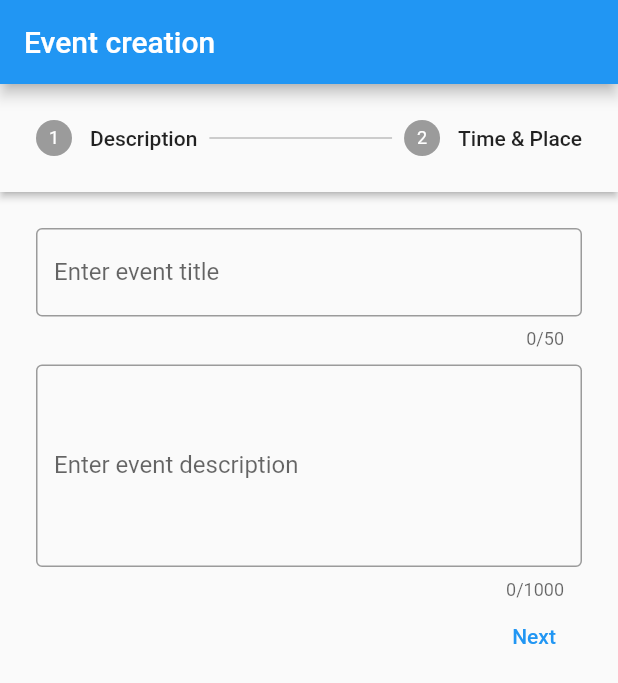
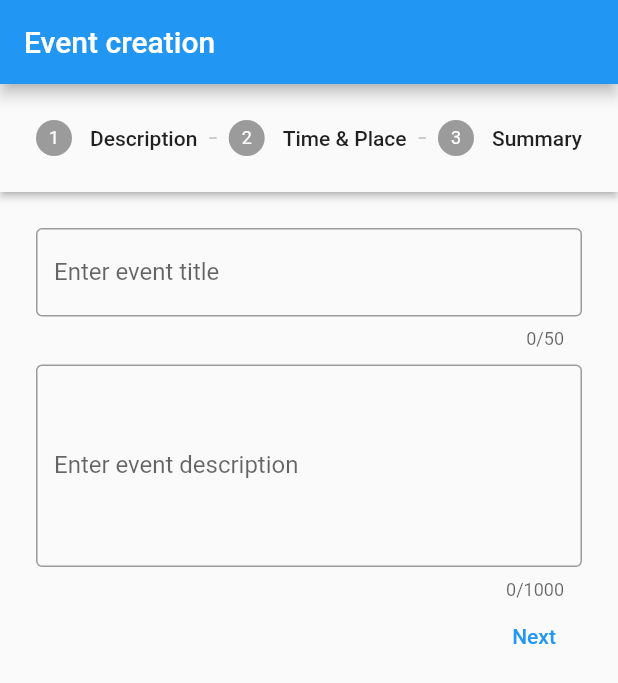
Before and after one commit to kontentbuzdygan/event-app-frontend, a Flutter app: the CreateEventScreen screen opened by its route, after a tap on "Next", on a phone screen of 412 x 824 dp. Shown: the top 683 px of the screen. Run offline on Flutter 3.47's test engine with Material 2 defaults, Android fonts, the light colour scheme and no system bars; drawn by our look-alikes of flutter_form_builder; our stand-ins replace flutter_dotenv, flutter_secure_storage, form_validator, go_router; accounts and stored records are empty; statements that could not run were skipped.

Commit message:
summary step

```diff
--- a/lib/features/event/create-event-steps/description_step.dart
+++ b/lib/features/event/create-event-steps/description_step.dart
@@ -25,7 +25,7 @@ class _State extends State<DescriptionStep> {
       child: Column(
         children: <Widget>[
           FormBuilderTextField(
-            name: "dupa",
+            name: "title",
             autovalidateMode: AutovalidateMode.onUserInteraction,
             controller: widget.titleController,
             maxLength: 50,
--- /dev/null
+++ b/lib/features/event/create-event-steps/summary_step.dart
@@ -0,0 +1,46 @@
+import "package:flutter/material.dart";
+import "package:flutter_form_builder/flutter_form_builder.dart";
+import "package:intl/intl.dart";
+
+class SummaryStep extends StatefulWidget {
+  const SummaryStep({
+    super.key,
+    required this.formKey,
+    required this.title,
+    required this.description,
+    required this.address,
+    required this.startsAt,
+    required this.endsAt,
+  });
+
+  final GlobalKey<FormBuilderState> formKey;
+  final String title, description, address, startsAt;
+  final String? endsAt;
+
+  @override
+  State<SummaryStep> createState() => _State();
+}
+
+class _State extends State<SummaryStep> {
+  final initialDate = DateTime.now();
+
+  @override
+  Widget build(BuildContext context) {
+    return FormBuilder(
+      key: widget.formKey,
+      child: Column(
+        children: <Widget>[
+          Text("Title: ${widget.title}"),
+          Text("Description: ${widget.description}"),
+          Text("Address: ${widget.address}"),
+          Text("Start date: ${widget.startsAt}"),
+          Text(
+            widget.endsAt != ""
+                ? "End date: ${widget.endsAt!}"
+                : "No finishing date was chosen.",
+          ),
+        ],
+      ),
+    );
+  }
+}
--- a/lib/features/event/create-event-steps/time_place_step.dart
+++ b/lib/features/event/create-event-steps/time_place_step.dart
@@ -7,11 +7,13 @@ class TimePlaceStep extends StatefulWidget {
     super.key,
     required this.formKey,
     required this.adressController,
-    required this.dateController,
+    required this.startDateController,
+    required this.endDateController,
   });
 
   final TextEditingController adressController;
-  final TextEditingController dateController;
+  final TextEditingController startDateController;
+  final TextEditingController endDateController;
   final GlobalKey<FormBuilderState> formKey;
 
   @override
@@ -47,20 +49,48 @@ class _State extends State<TimePlaceStep> {
           ),
           const SizedBox(height: 10),
           FormBuilderDateTimePicker(
-            name: "date",
+            name: "startsAt",
             autovalidateMode: AutovalidateMode.onUserInteraction,
-            controller: widget.dateController,
+            controller: widget.startDateController,
             initialEntryMode: DatePickerEntryMode.calendarOnly,
+            firstDate: DateTime.now(),
             initialValue: DateTime.now(),
             format: DateFormat("yyyy-MM-dd HH:mm"),
             inputType: InputType.both,
             initialTime: const TimeOfDay(hour: 18, minute: 0),
+            decoration: const InputDecoration(
+              labelText: "Start time",
+            ),
+          ),
+          const SizedBox(height: 10),
+          FormBuilderDateTimePicker(
+            name: "endsAt",
+            controller: widget.endDateController,
+            initialEntryMode: DatePickerEntryMode.calendarOnly,
+            firstDate: DateTime.now(),
+            format: DateFormat("yyyy-MM-dd HH:mm"),
+            inputType: InputType.both,
+            initialTime: const TimeOfDay(hour: 18, minute: 0),
+            validator: (value) {
+              if (value == null) {
+                return null;
+              }
+              if (value.compareTo(
+                    widget.formKey.currentState!.fields["startsAt"]!.value
+                        as DateTime,
+                  ) <
+                  0) {
+                return "The end date cannot be earlier than the start date.";
+              }
+              return null;
+            },
             decoration: InputDecoration(
-              labelText: "Start time",
+              labelText: "End time (optional)",
               suffixIcon: IconButton(
                 icon: const Icon(Icons.close),
                 onPressed: () {
-                  widget.formKey.currentState!.fields["date"]?.didChange(null);
+                  widget.formKey.currentState!.fields["endsAt"]
+                      ?.didChange(null);
                 },
               ),
             ),
--- a/lib/features/event/create_event_screen.dart
+++ b/lib/features/event/create_event_screen.dart
@@ -1,4 +1,5 @@
 // import "package:event_app/api/models/event.dart";
+import "package:event_app/features/event/create-event-steps/summary_step.dart";
 import "package:event_app/features/event/create-event-steps/time_place_step.dart";
 import "package:flutter/material.dart";
 import "package:event_app/features/event/create-event-steps/description_step.dart";
@@ -16,12 +17,14 @@ class _State extends State<CreateEventScreen> {
   final List<GlobalKey<FormBuilderState>> _formKeys = [
     GlobalKey<FormBuilderState>(),
     GlobalKey<FormBuilderState>(),
+    GlobalKey<FormBuilderState>(),
   ];
 
+  final titleController = TextEditingController();
   final descriptionController = TextEditingController();
-  final titleController = TextEditingController();
-  final dateController = TextEditingController();
-  final adressController = TextEditingController();
+  final addressController = TextEditingController();
+  final startDateController = TextEditingController();
+  final endDateController = TextEditingController();
 
   int currentStep = 0;
   int id = 0;
@@ -40,22 +43,23 @@ class _State extends State<CreateEventScreen> {
         key: _formKey,
         child: Stepper(
           type: StepperType.horizontal,
-          steps: getSteps,
+          steps: steps,
           currentStep: currentStep,
           onStepCancel: () => currentStep == 0
               ? null
               : setState(() {
                   currentStep -= 1;
+                  FocusScope.of(context).unfocus();
                 }),
           onStepContinue: () {
-            bool isLastStep = currentStep == getSteps.length - 1;
+            FocusScope.of(context).unfocus();
+            bool isLastStep = currentStep == steps.length - 1;
             if (isLastStep) {
               //TODO: send event to backend
               return;
             }
             setState(() {
               if (_formKeys[currentStep].currentState!.saveAndValidate()) {
-                _formKey.currentState?.saveAndValidate();
                 currentStep += 1;
               }
             });
@@ -70,7 +74,9 @@ class _State extends State<CreateEventScreen> {
                 const Spacer(),
                 TextButton(
                   onPressed: details.onStepContinue,
-                  child: const Text("Next"),
+                  child: Text(
+                    currentStep == steps.length - 1 ? "Confirm" : "Next",
+                  ),
                 ),
               ],
             );
@@ -80,7 +86,7 @@ class _State extends State<CreateEventScreen> {
     );
   }
 
-  List<Step> get getSteps => [
+  List<Step> get steps => [
         Step(
           state: currentStep > 0 ? StepState.complete : StepState.indexed,
           title: const Text("Description"),
@@ -95,8 +101,21 @@ class _State extends State<CreateEventScreen> {
           title: const Text("Time & Place"),
           content: TimePlaceStep(
             formKey: _formKeys[1],
-            adressController: adressController,
-            dateController: dateController,
+            adressController: addressController,
+            startDateController: startDateController,
+            endDateController: endDateController,
+          ),
+        ),
+        Step(
+          state: currentStep > 2 ? StepState.complete : StepState.indexed,
+          title: const Text("Summary"),
+          content: SummaryStep(
+            formKey: _formKeys[2],
+            title: titleController.text,
+            description: descriptionController.text,
+            address: addressController.text,
+            startsAt: startDateController.text,
+            endsAt: endDateController.text,
           ),
         ),
       ];
```
